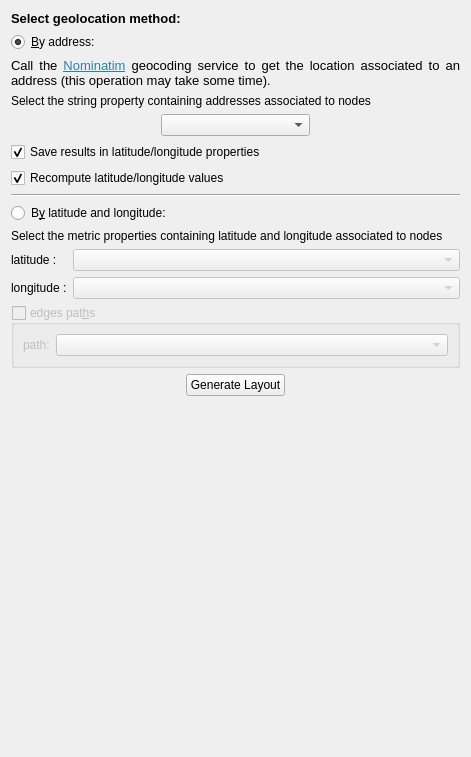
Above: plugins/view/GeographicView/GeolocalisationConfigWidget.ui from Tulip-Dev/tulip before the change. Below: the same form after it.
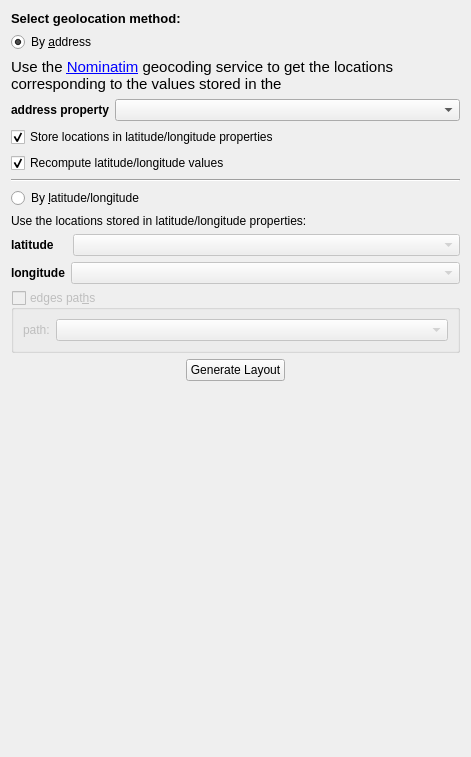
That is the form after the change.

Commit message: GeolocalisationConfigWidget enhancements

Diff of the .ui file:
```diff
--- a/plugins/view/GeographicView/GeolocalisationConfigWidget.ui
+++ b/plugins/view/GeographicView/GeolocalisationConfigWidget.ui
@@ -28,7 +28,7 @@
    <item>
     <widget class="QRadioButton" name="addressLocRB">
      <property name="text">
-      <string>&amp;By address:</string>
+      <string>By &amp;address</string>
      </property>
      <property name="checked">
       <bool>true</bool>
@@ -41,18 +41,8 @@
       <string>&lt;!DOCTYPE HTML PUBLIC &quot;-//W3C//DTD HTML 4.0//EN&quot; &quot;http://www.w3.org/TR/REC-html40/strict.dtd&quot;&gt;
 &lt;html&gt;&lt;head&gt;&lt;meta name=&quot;qrichtext&quot; content=&quot;1&quot; /&gt;&lt;style type=&quot;text/css&quot;&gt;
 p, li { white-space: pre-wrap; }
-&lt;/style&gt;&lt;/head&gt;&lt;body style=&quot; font-family:'Noto Sans'; font-size:10pt; font-weight:400; font-style:normal;&quot;&gt;
-&lt;p align=&quot;justify&quot; style=&quot; margin-top:12px; margin-bottom:12px; margin-left:0px; margin-right:0px; -qt-block-indent:0; text-indent:0px;&quot;&gt;Call the &lt;a href=&quot;https://nominatim.openstreetmap.org/&quot;&gt;&lt;span style=&quot; text-decoration: underline; color:#2980b9;&quot;&gt;Nominatim&lt;/span&gt;&lt;/a&gt; geocoding service to get the location associated to an address (this operation may take some time).&lt;/p&gt;&lt;/body&gt;&lt;/html&gt;</string>
-     </property>
-     <property name="wordWrap">
-      <bool>true</bool>
-     </property>
-    </widget>
-   </item>
-   <item>
-    <widget class="QLabel" name="label_2">
-     <property name="text">
-      <string>Select the string property containing addresses associated to nodes</string>
+&lt;/style&gt;&lt;/head&gt;&lt;body style=&quot; font-family:'Ubuntu'; font-size:11pt; font-weight:400; font-style:normal;&quot;&gt;
+&lt;p style=&quot; margin-top:12px; margin-bottom:12px; margin-left:0px; margin-right:0px; -qt-block-indent:0; text-indent:0px;&quot;&gt;Use the &lt;a href=&quot;https://nominatim.openstreetmap.org/&quot;&gt;&lt;span style=&quot; text-decoration: underline; color:#0000ff;&quot;&gt;Nominatim&lt;/span&gt;&lt;/a&gt; geocoding service to get the locations corresponding to the values stored in the&lt;/p&gt;&lt;/body&gt;&lt;/html&gt;</string>
      </property>
      <property name="wordWrap">
       <bool>true</bool>
@@ -62,17 +52,14 @@
    <item>
     <layout class="QHBoxLayout" name="horizontalLayout_3">
      <item>
-      <spacer name="horizontalSpacer">
-       <property name="orientation">
-        <enum>Qt::Horizontal</enum>
+      <widget class="QLabel" name="addressLabel">
+       <property name="styleSheet">
+        <string notr="true">QLabel { font: bold; }</string>
        </property>
-       <property name="sizeHint" stdset="0">
-        <size>
-         <width>40</width>
-         <height>20</height>
-        </size>
+       <property name="text">
+        <string>address property</string>
        </property>
-      </spacer>
+      </widget>
      </item>
      <item>
       <widget class="QComboBox" name="addressPropCB">
@@ -84,19 +71,6 @@
        </property>
       </widget>
      </item>
-     <item>
-      <spacer name="horizontalSpacer_2">
-       <property name="orientation">
-        <enum>Qt::Horizontal</enum>
-       </property>
-       <property name="sizeHint" stdset="0">
-        <size>
-         <width>40</width>
-         <height>20</height>
-        </size>
-       </property>
-      </spacer>
-     </item>
     </layout>
    </item>
    <item>
@@ -105,7 +79,7 @@
       <string>If checked, a &quot;latitude&quot; and &quot;longitude&quot; properties are created to store the values retrieved for the geolocation server</string>
      </property>
      <property name="text">
-      <string>Save results in latitude/longitude properties</string>
+      <string>Store locations in latitude/longitude properties</string>
      </property>
      <property name="checked">
       <bool>true</bool>
@@ -135,14 +109,14 @@
    <item>
     <widget class="QRadioButton" name="latLngRB">
      <property name="text">
-      <string>B&amp;y latitude and longitude: </string>
+      <string>By &amp;latitude/longitude</string>
      </property>
     </widget>
    </item>
    <item>
     <widget class="QLabel" name="label_3">
      <property name="text">
-      <string>Select the metric properties containing latitude and longitude associated to nodes</string>
+      <string>Use the locations stored in latitude/longitude properties:</string>
      </property>
      <property name="wordWrap">
       <bool>true</bool>
@@ -156,8 +130,11 @@
        <property name="enabled">
         <bool>true</bool>
        </property>
+       <property name="styleSheet">
+        <string notr="true">QLabel { font: bold; }</string>
+       </property>
        <property name="text">
-        <string>latitude :   </string>
+        <string>latitude    </string>
        </property>
       </widget>
      </item>
@@ -179,9 +156,12 @@
    <item>
     <layout class="QHBoxLayout" name="horizontalLayout">
      <item>
-      <widget class="QLabel" name="label_5">
+      <widget class="QLabel" name="longitudeLabel">
+       <property name="styleSheet">
+        <string notr="true">QLabel { font: bold; }</string>
+       </property>
        <property name="text">
-        <string>longitude :</string>
+        <string>longitude</string>
        </property>
       </widget>
      </item>
```
Left out of the diff: 6 changed lines with no effect on the pictures.
